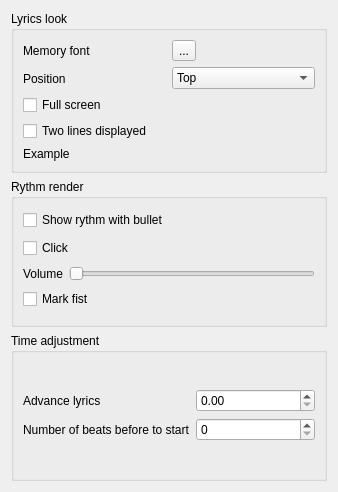
Qt form chordv/src/formmemoryinfo.ui (jpcima/chordv) before a commit.
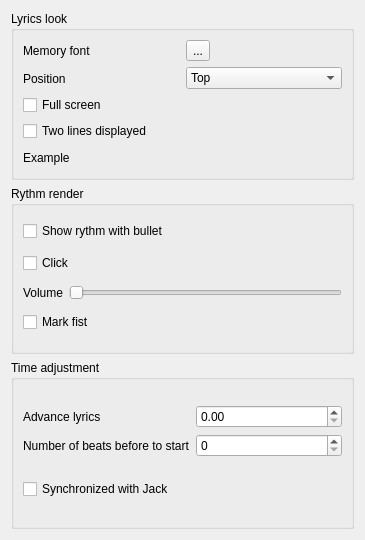
The same form after that commit. Custom widgets are drawn as their Qt base class.

Commit message: Graphics render for jack synchrionisation

```diff
--- a/chordv/src/formmemoryinfo.ui
+++ b/chordv/src/formmemoryinfo.ui
@@ -6,8 +6,8 @@
    <rect>
     <x>0</x>
     <y>0</y>
-    <width>338</width>
-    <height>492</height>
+    <width>365</width>
+    <height>540</height>
    </rect>
   </property>
   <property name="windowTitle">
@@ -177,10 +177,12 @@
        <property name="title">
         <string>Time adjustment</string>
        </property>
-       <layout class="QVBoxLayout" name="verticalLayout_8">
-        <item>
          <layout class="QHBoxLayout" name="horizontalLayout_7">
           <item>
+         <layout class="QVBoxLayout" name="verticalLayout_8">
+          <item>
+           <layout class="QHBoxLayout" name="horizontalLayout_4">
+            <item>
            <layout class="QVBoxLayout" name="verticalLayout_7">
             <item>
              <widget class="QLabel" name="labelAdvance">
@@ -201,10 +203,12 @@
           <item>
            <layout class="QVBoxLayout" name="verticalLayout_5">
             <item>
-             <widget class="QDoubleSpinBox" name="doubleSpinBoxAdvance"/>
-            </item>
-            <item>
-             <layout class="QHBoxLayout" name="horizontalLayout_4">
+               <widget class="QDoubleSpinBox" name="doubleSpinBoxAdvance">
+                <property name="toolTip">
+                 <string>Allows to choose second and 1/100 of second</string>
+                </property>
+               </widget>
+              </item>
               <item>
                <widget class="QSpinBox" name="spinBoxTimeBeforeStart"/>
               </item>
@@ -212,6 +216,16 @@
             </item>
            </layout>
           </item>
+          <item>
+           <widget class="QCheckBox" name="checkBoxJackSynchronisation">
+            <property name="toolTip">
+             <string>This option allow to synchronize the lyrics with the Jack complient program. It is useful with Ardour for example.</string>
+            </property>
+            <property name="text">
+             <string>Synchronized with Jack</string>
+            </property>
+           </widget>
+          </item>
          </layout>
         </item>
        </layout>
```
Left out of the diff: 24 changed lines with no effect on the pictures. Lines whose indentation alone changed are shown as unchanged. The commit also changes 7 other files.
